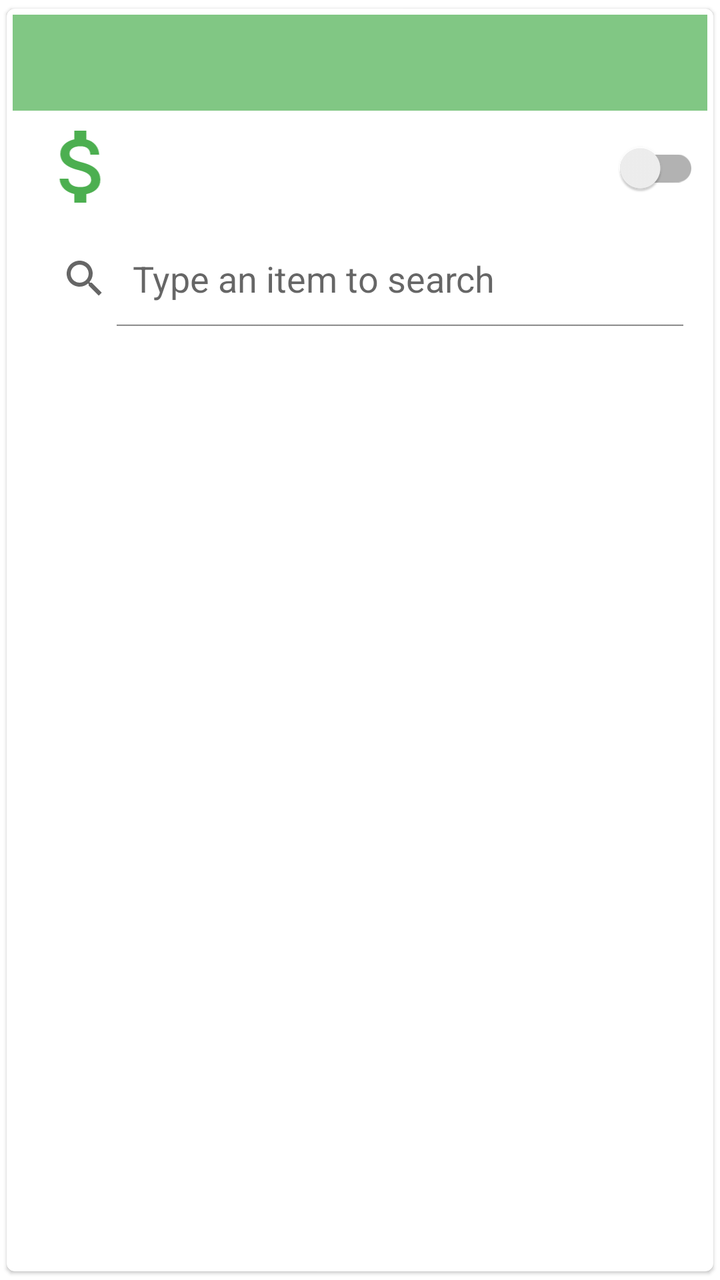
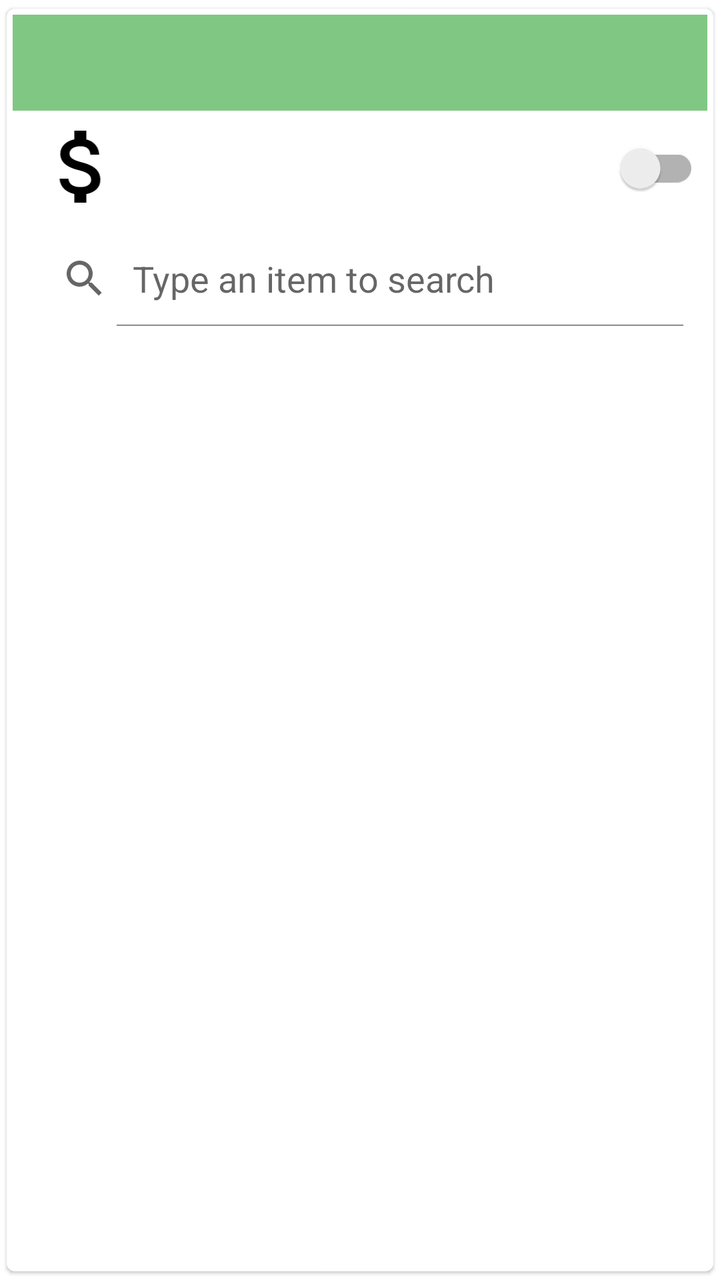

Before-and-after screenshots of an Android layout around one commit, followed by the original layout XML and the change that was made.
<!-- AndroidManifest.xml: application theme AppTheme -->
<!-- res/layout/titles_bars.xml -->
<?xml version="1.0" encoding="utf-8"?>
<androidx.cardview.widget.CardView xmlns:android="http://schemas.android.com/apk/res/android"
    xmlns:app="http://schemas.android.com/apk/res-auto"
    xmlns:tools="http://schemas.android.com/tools"
    android:id="@+id/header_card"
    android:layout_width="match_parent"
    android:layout_height="wrap_content"
    android:layout_margin="@dimen/half_material_margin"
    android:visibility="visible"
    app:cardBackgroundColor="@color/design_default_color_background"
    app:cardCornerRadius="@dimen/card_view_default_radius"
    app:cardElevation="@dimen/card_view_elevation"
    app:cardUseCompatPadding="true"
    app:contentPadding="@dimen/card_view_content_padding">

    <LinearLayout
        android:id="@+id/footer_layout"
        android:layout_width="match_parent"
        android:layout_height="wrap_content"
        android:orientation="vertical">

        <TextView
            android:id="@+id/titles_bar_title"
            android:layout_width="match_parent"
            android:layout_height="@dimen/title_height"
            android:theme="@style/TitleTextView" />

        <LinearLayout
            android:layout_width="match_parent"
            android:layout_height="wrap_content"
            android:orientation="horizontal">

            <ImageView
                android:id="@+id/title_image"
                android:layout_width="match_parent"
                android:layout_height="@dimen/title_height"
                android:layout_margin="@dimen/small_material_margin"
                android:layout_weight="1"
                app:srcCompat="@drawable/ic_menu_green_money" />

            <TextView
                android:id="@+id/titles_bar_subtitle"
                android:layout_width="match_parent"
                android:layout_height="@dimen/title_height"
                android:layout_margin="@dimen/small_material_margin"
                android:layout_weight="0.5"
                android:theme="@style/SubTitleTextView" />

            <androidx.appcompat.widget.SwitchCompat
                android:id="@+id/title_switch"
                android:layout_width="match_parent"
                android:layout_height="@dimen/title_height"
                android:layout_margin="@dimen/small_material_margin"
                android:layout_weight="1"
                tools:ignore="UseSwitchCompatOrMaterialXml" />

        </LinearLayout>

        <LinearLayout
            android:layout_width="match_parent"
            android:layout_height="wrap_content"
            android:orientation="horizontal">

            <SearchView
                android:id="@+id/title_search_view"
                android:layout_width="match_parent"
                android:layout_height="wrap_content"
                android:layout_margin="@dimen/small_material_margin"
                android:iconifiedByDefault="false"
                android:queryHint="@string/search_view_hint_message" />
        </LinearLayout>

    </LinearLayout>

</androidx.cardview.widget.CardView>
<!-- resources referenced by this layout -->
<resources>
  <dimen name="card_view_content_padding">3dp</dimen>
  <dimen name="card_view_default_radius">4dp</dimen>
  <dimen name="card_view_elevation">1dp</dimen>
  <dimen name="half_material_margin">8dp</dimen>
  <dimen name="small_material_margin">4dp</dimen>
  <dimen name="title_height">48dp</dimen>
  <!-- drawable ic_menu_green_money (drawable) -->
  <vector xmlns:android="http://schemas.android.com/apk/res/android"
      android:width="@dimen/icon_resource_size"
      android:height="@dimen/icon_resource_size"
      android:tint="@color/colorPrimary"
      android:viewportWidth="24"
      android:viewportHeight="24">
      <path
          android:fillColor="@android:color/white"
          android:pathData="M11.8,10.9c-2.27,-0.59 -3,-1.2 -3,-2.15 0,-1.09 1.01,-1.85 2.7,-1.85 1.78,0 2.44,0.85 2.5,2.1h2.21c-0.07,-1.72 -1.12,-3.3 -3.21,-3.81V3h-3v2.16c-1.94,0.42 -3.5,1.68 -3.5,3.61 0,2.31 1.91,3.46 4.7,4.13 2.5,0.6 3,1.48 3,2.41 0,0.69 -0.49,1.79 -2.7,1.79 -2.06,0 -2.87,-0.92 -2.98,-2.1h-2.2c0.12,2.19 1.76,3.42 3.68,3.83V21h3v-2.15c1.95,-0.37 3.5,-1.5 3.5,-3.55 0,-2.84 -2.43,-3.81 -4.7,-4.4z" />
  </vector>
  <string name="search_view_hint_message">Type an item to search</string>
  <style name="SubTitleTextView" parent="Theme.AppCompat.Light.DarkActionBar">
          <item name="android:textSize">16sp</item>
          <item name="android:textStyle">bold</item>
          <item name="android:textAlignment">gravity</item>
          <item name="android:textColor">@color/fontColor</item>
          <item name="android:background">@color/colorWhite</item>
          <item name="android:gravity">center|center_horizontal|center_vertical</item>
      </style>
  <style name="TitleTextView" parent="Theme.AppCompat.Light.DarkActionBar">
          <item name="android:textSize">16sp</item>
          <item name="android:textStyle">bold</item>
          <item name="android:textAlignment">gravity</item>
          <item name="android:textColor">@color/colorBlack</item>
          <item name="android:background">@color/colorPrimaryLight</item>
          <item name="android:gravity">center|center_horizontal|center_vertical</item>
      </style>
  <style name="AppTheme" parent="Theme.MaterialComponents.Light.DarkActionBar">
          
          <item name="colorAccent">@color/colorPrimary</item>
          <item name="colorPrimary">@color/colorPrimary</item>
          <item name="colorPrimaryDark">@color/colorPrimaryDark</item>
          
          <item name="bottomSheetDialogTheme">@style/AppBottomSheetDialogTheme</item>
          <item name="materialCalendarStyle">@style/Widget.MaterialComponents.MaterialCalendar</item>
          <item name="materialCalendarTheme">@style/ThemeOverlay.MaterialComponents.MaterialCalendar
          </item>
          <item name="materialCalendarFullscreenTheme">
              @style/ThemeOverlay.MaterialComponents.MaterialCalendar.Fullscreen
          </item>
      </style>
  <dimen name="icon_resource_size">24dp</dimen>
  <color name="colorPrimary">#4CAF50</color>
  <color name="fontColor">#424242</color>
  <color name="colorWhite">#FFFFFF</color>
  <color name="colorBlack">#000000</color>
  <color name="colorPrimaryLight">#81C784</color>
  
      //Utils color
  <color name="colorPrimaryDark">#388E3C</color>
  <style name="AppBottomSheetDialogTheme" parent="Theme.Design.Light.BottomSheetDialog">
          <item name="bottomSheetStyle">@style/AppModalStyle</item>
      </style>
  <style name="AppModalStyle" parent="Widget.Design.BottomSheet.Modal">
          <item name="android:background">@drawable/layout_rounded_shape</item>
      </style>
  <!-- drawable layout_rounded_shape (drawable) -->
  <?xml version="1.0" encoding="utf-8"?>
  <shape xmlns:android="http://schemas.android.com/apk/res/android"
      android:shape="rectangle">
      <solid android:color="@color/colorWhite" />
      <corners android:radius="@dimen/default_material_margin" />
  </shape>
  <dimen name="default_material_margin">16dp</dimen>
</resources>

<!-- the commit's change to res/layout/titles_bars.xml (unified diff, before → after) -->
@@ -36,7 +36,7 @@
                 android:layout_height="@dimen/title_height"
                 android:layout_margin="@dimen/small_material_margin"
                 android:layout_weight="1"
-                app:srcCompat="@drawable/ic_menu_green_money" />
+                app:srcCompat="@drawable/ic_money" />
 
             <TextView
                 android:id="@+id/titles_bar_subtitle"
<!-- resource entries referenced after the edit -->
@@ -6,11 +6,11 @@
   <dimen name="half_material_margin">8dp</dimen>
   <dimen name="small_material_margin">4dp</dimen>
   <dimen name="title_height">48dp</dimen>
-  <!-- drawable ic_menu_green_money (drawable) -->
+  <!-- drawable ic_money (drawable) -->
   <vector xmlns:android="http://schemas.android.com/apk/res/android"
       android:width="@dimen/icon_resource_size"
       android:height="@dimen/icon_resource_size"
-      android:tint="@color/colorPrimary"
+      android:tint="@color/colorBlack"
       android:viewportWidth="24"
       android:viewportHeight="24">
       <path
@@ -49,13 +49,13 @@
           </item>
       </style>
   <dimen name="icon_resource_size">24dp</dimen>
-  <color name="colorPrimary">#4CAF50</color>
+  <color name="colorBlack">#000000</color>
   <color name="fontColor">#424242</color>
   <color name="colorWhite">#FFFFFF</color>
-  <color name="colorBlack">#000000</color>
   <color name="colorPrimaryLight">#81C784</color>
   
       //Utils color
+  <color name="colorPrimary">#4CAF50</color>
   <color name="colorPrimaryDark">#388E3C</color>
   <style name="AppBottomSheetDialogTheme" parent="Theme.Design.Light.BottomSheetDialog">
           <item name="bottomSheetStyle">@style/AppModalStyle</item>
